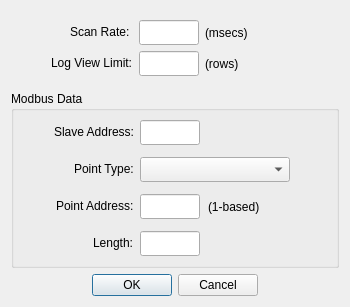
This is omodscan/dialogs/dialogdisplaydefinition.ui in sanny32/OpenModScan as Qt 5 draws it before an edit. The edited form follows.
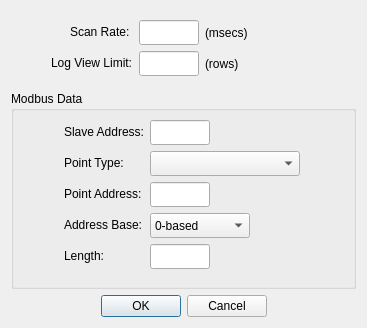
This is the edited form. Custom widgets are drawn as their Qt base class.

Commit message: Developing 1-based/0-based address switch

Patch:
```diff
--- a/omodscan/dialogs/dialogdisplaydefinition.ui
+++ b/omodscan/dialogs/dialogdisplaydefinition.ui
@@ -6,8 +6,8 @@
    <rect>
     <x>0</x>
     <y>0</y>
-    <width>350</width>
-    <height>304</height>
+    <width>367</width>
+    <height>328</height>
    </rect>
   </property>
   <property name="windowTitle">
@@ -17,10 +17,10 @@
    <item>
     <layout class="QFormLayout" name="formLayout_2">
      <property name="labelAlignment">
-      <set>Qt::AlignmentFlag::AlignRight|Qt::AlignmentFlag::AlignTrailing|Qt::AlignmentFlag::AlignVCenter</set>
+      <set>Qt::AlignRight|Qt::AlignTrailing|Qt::AlignVCenter</set>
      </property>
      <property name="formAlignment">
-      <set>Qt::AlignmentFlag::AlignHCenter|Qt::AlignmentFlag::AlignTop</set>
+      <set>Qt::AlignHCenter|Qt::AlignTop</set>
      </property>
      <property name="leftMargin">
       <number>40</number>
@@ -128,14 +128,8 @@
       <string>Modbus Data</string>
      </property>
      <layout class="QFormLayout" name="formLayout">
-      <property name="labelAlignment">
-       <set>Qt::AlignmentFlag::AlignRight|Qt::AlignmentFlag::AlignTrailing|Qt::AlignmentFlag::AlignVCenter</set>
-      </property>
-      <property name="verticalSpacing">
-       <number>12</number>
-      </property>
       <property name="leftMargin">
-       <number>40</number>
+       <number>50</number>
       </property>
       <item row="0" column="0">
        <widget class="QLabel" name="labelSlaveAddress">
@@ -166,13 +160,6 @@
         </property>
        </widget>
       </item>
-      <item row="1" column="0">
-       <widget class="QLabel" name="labelPoinType">
-        <property name="text">
-         <string>Point Type:</string>
-        </property>
-       </widget>
-      </item>
       <item row="1" column="1">
        <widget class="PointTypeComboBox" name="comboBoxPointType">
         <property name="sizePolicy">
@@ -196,14 +183,69 @@
         </property>
        </widget>
       </item>
-      <item row="5" column="0">
+      <item row="2" column="1">
+       <widget class="NumericLineEdit" name="lineEditPointAddress">
+        <property name="sizePolicy">
+         <sizepolicy hsizetype="Fixed" vsizetype="Fixed">
+          <horstretch>0</horstretch>
+          <verstretch>0</verstretch>
+         </sizepolicy>
+        </property>
+        <property name="minimumSize">
+         <size>
+          <width>0</width>
+          <height>25</height>
+         </size>
+        </property>
+        <property name="maximumSize">
+         <size>
+          <width>60</width>
+          <height>16777215</height>
+         </size>
+        </property>
+       </widget>
+      </item>
+      <item row="3" column="0">
+       <widget class="QLabel" name="labelAddressBase">
+        <property name="text">
+         <string>Address Base:</string>
+        </property>
+       </widget>
+      </item>
+      <item row="3" column="1">
+       <widget class="QComboBox" name="comboBoxAddressBase">
+        <property name="sizePolicy">
+         <sizepolicy hsizetype="Fixed" vsizetype="Fixed">
+          <horstretch>0</horstretch>
+          <verstretch>0</verstretch>
+         </sizepolicy>
+        </property>
+        <property name="minimumSize">
+         <size>
+          <width>100</width>
+          <height>25</height>
+         </size>
+        </property>
+        <item>
+         <property name="text">
+          <string>0-based</string>
+         </property>
+        </item>
+        <item>
+         <property name="text">
+          <string>1-based</string>
+         </property>
+        </item>
+       </widget>
+      </item>
+      <item row="4" column="0">
        <widget class="QLabel" name="labelLength">
         <property name="text">
          <string>Length:</string>
         </property>
        </widget>
       </item>
-      <item row="5" column="1">
+      <item row="4" column="1">
        <widget class="NumericLineEdit" name="lineEditLength">
         <property name="sizePolicy">
          <sizepolicy hsizetype="Fixed" vsizetype="Fixed">
@@ -225,54 +267,12 @@
         </property>
        </widget>
       </item>
-      <item row="2" column="1">
-       <layout class="QHBoxLayout" name="horizontalLayout_3">
-        <property name="spacing">
-         <number>8</number>
+      <item row="1" column="0">
+       <widget class="QLabel" name="labelPoinType">
+        <property name="text">
+         <string>Point Type:</string>
         </property>
-        <item>
-         <widget class="NumericLineEdit" name="lineEditPointAddress">
-          <property name="sizePolicy">
-           <sizepolicy hsizetype="Fixed" vsizetype="Fixed">
-            <horstretch>0</horstretch>
-            <verstretch>0</verstretch>
-           </sizepolicy>
-          </property>
-          <property name="minimumSize">
-           <size>
-            <width>0</width>
-            <height>25</height>
-           </size>
-          </property>
-          <property name="maximumSize">
-           <size>
-            <width>60</width>
-            <height>16777215</height>
-           </size>
-          </property>
-         </widget>
-        </item>
-        <item>
-         <widget class="QLabel" name="labelAddressBase">
-          <property name="text">
-           <string>(1-based)</string>
-          </property>
-         </widget>
-        </item>
-        <item>
-         <spacer name="horizontalSpacer">
-          <property name="orientation">
-           <enum>Qt::Orientation::Horizontal</enum>
-          </property>
-          <property name="sizeHint" stdset="0">
-           <size>
-            <width>40</width>
-            <height>20</height>
-           </size>
-          </property>
-         </spacer>
-        </item>
-       </layout>
+       </widget>
       </item>
      </layout>
     </widget>
@@ -280,10 +280,10 @@
    <item>
     <widget class="QDialogButtonBox" name="buttonBox">
      <property name="orientation">
-      <enum>Qt::Orientation::Horizontal</enum>
+      <enum>Qt::Horizontal</enum>
      </property>
      <property name="standardButtons">
-      <set>QDialogButtonBox::StandardButton::Cancel|QDialogButtonBox::StandardButton::Ok</set>
+      <set>QDialogButtonBox::Cancel|QDialogButtonBox::Ok</set>
      </property>
      <property name="centerButtons">
       <bool>true</bool>
```
The commit also changes 18 other files.
